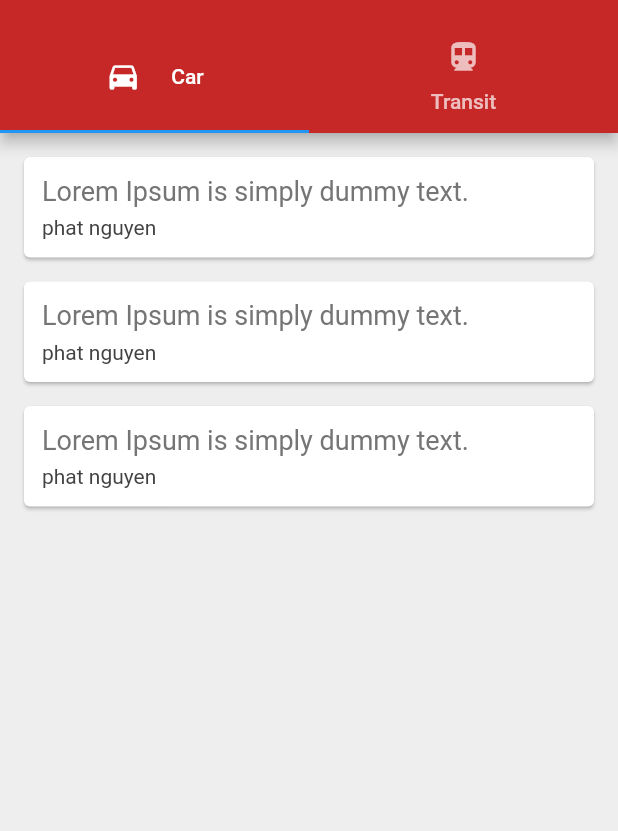
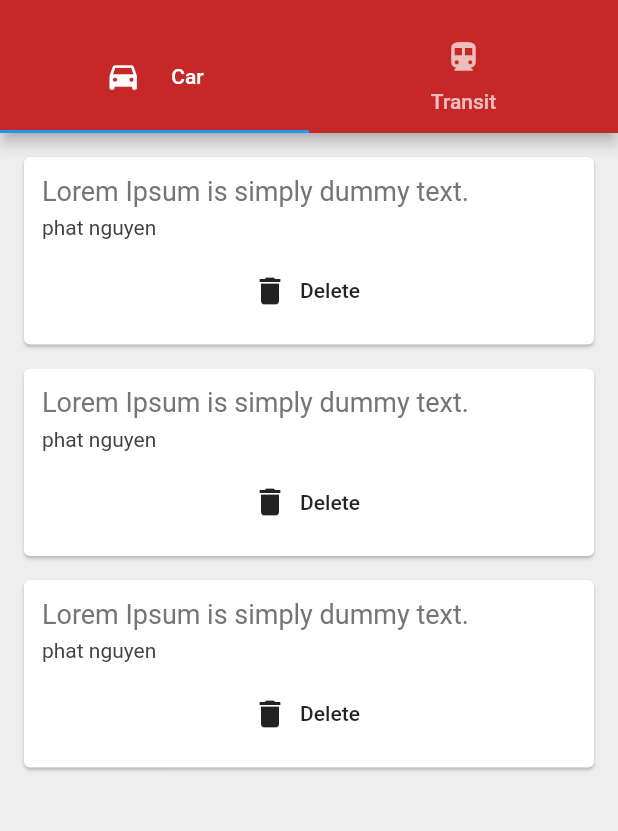
Before and after one commit to NguyenPhatBG/flutter-app-01, a Flutter app: the screen it shows after launch, on a phone screen of 412 x 824 dp, the part 62-893 px from its top. Run offline on Flutter 3.47's test engine with Material 2 defaults, Android fonts, the phone set to English and light mode, and no system bars.

Commit message:
pass props function delete as arguments into other widgets

```diff
--- a/lib/main.dart
+++ b/lib/main.dart
@@ -66,7 +66,14 @@ class _QuoteListState extends State<QuoteList> {
           children: <Widget>[
             Container(
               child: Column(
-                children: quotes.map((quote) => QuoteCard(quote: quote)).toList(),
+                children: quotes.map((quote) => QuoteCard(
+                    quote: quote,
+                    delete: () {
+                        setState(() {
+                          quotes.remove(quote);
+                        });
+                    }
+                )).toList(),
               ),
             ),
             SecondScreen(),
--- a/lib/quote_card.dart
+++ b/lib/quote_card.dart
@@ -3,7 +3,8 @@ import 'quote.dart';
 
 class QuoteCard extends StatelessWidget {
   final Quote quote;
-  QuoteCard({ this.quote });
+  final Function delete;
+  QuoteCard({ this.quote, this.delete });
 
   @override
   Widget build(BuildContext context) {
@@ -28,7 +29,13 @@ class QuoteCard extends StatelessWidget {
                 fontSize: 14.0,
                 color: Colors.grey[800],
               ),
-            )
+            ),
+            SizedBox(height: 10.0),
+            FlatButton.icon(
+                onPressed: delete,
+                icon: Icon(Icons.delete),
+                label: Text('Delete')
+            ),
           ],
         ),
       ),
```
